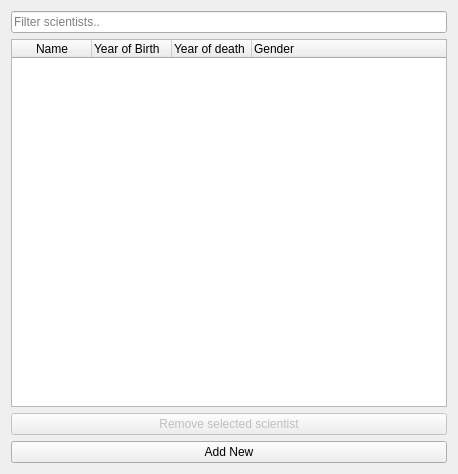
Above: sciwindow.ui from sandraBender/VLN1-hopur2 before the change. Below: the same form after it.
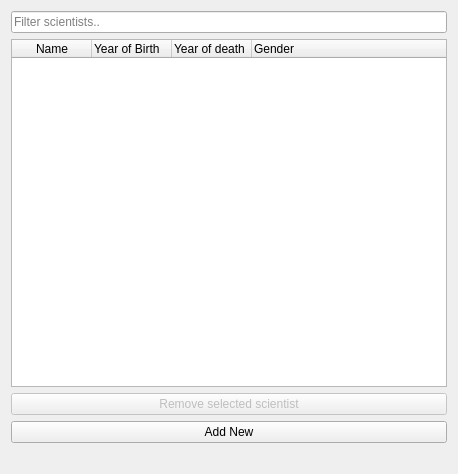
That is the form after the change.

Diff of the .ui file:
```diff
--- a/sciwindow.ui
+++ b/sciwindow.ui
@@ -111,6 +111,13 @@
          </property>
         </widget>
        </item>
+       <item>
+        <widget class="QLabel" name="label_successRemove">
+         <property name="text">
+          <string/>
+         </property>
+        </widget>
+       </item>
       </layout>
      </item>
     </layout>
```
